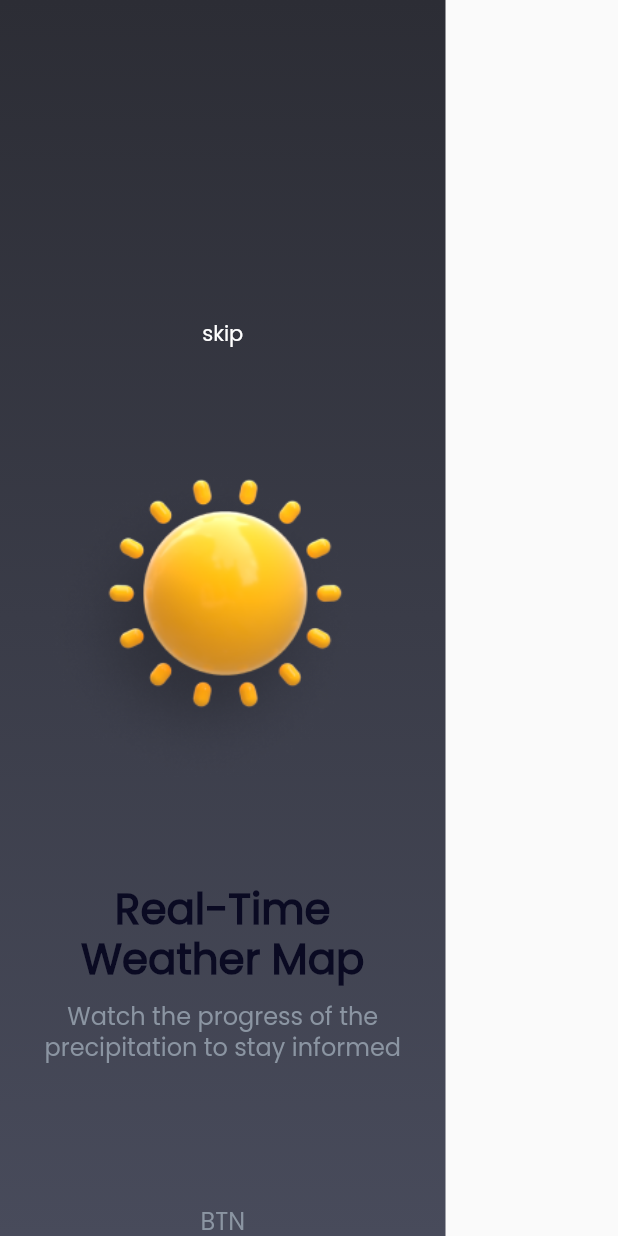
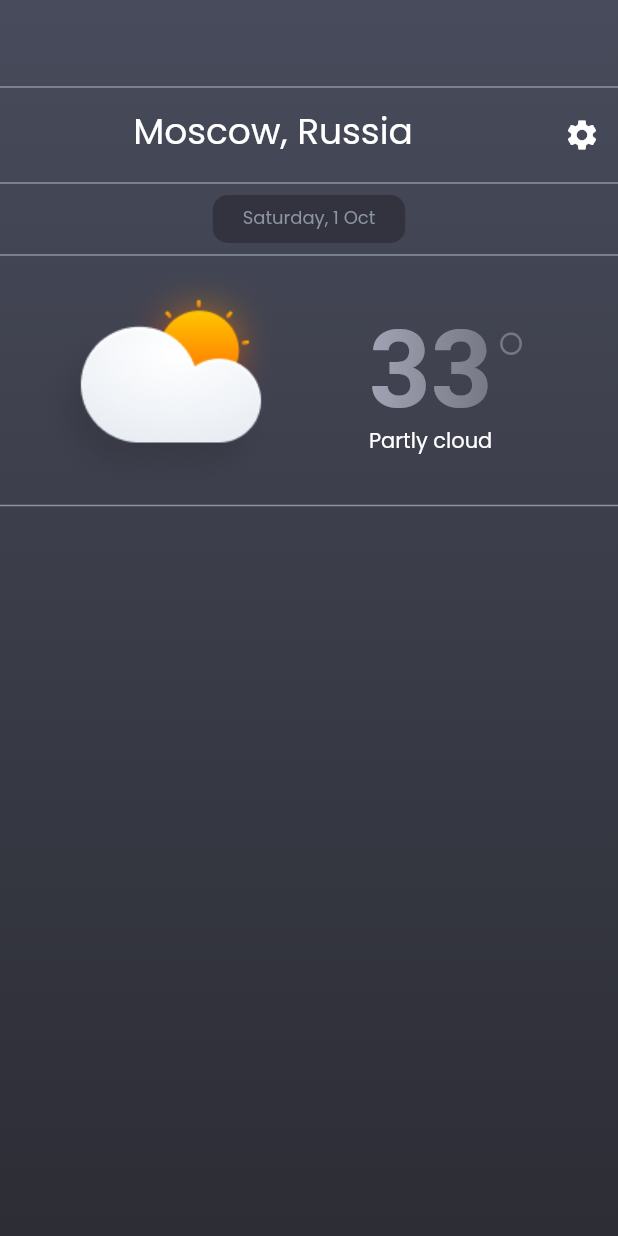
Before and after one commit to ALI-BABAI/weather_forecast_app, a Flutter app: the screen it shows after launch, on a phone screen of 412 x 824 dp. Run offline on Flutter 3.47's test engine with Material 2 defaults, Android fonts, the phone set to English and light mode, and no system bars; drawn by our look-alikes of simple_gradient_text.

Commit message:
Вёрстка главного экрана
-добавлена библиотека для градиентного цвета виджета Text;
-доработать элемент IconBotton(обработка перехода на экран настроек, отображение элемента при наведении и нажатии)

```diff
--- a/lib/main.dart
+++ b/lib/main.dart
@@ -1,7 +1,7 @@
 import 'package:flutter/material.dart';
 import 'package:weather_forecast_app/theme/text.dart';
 import 'theme/colors.dart';
-import 'screens/first_openning_screen.dart';
+import 'screens/home_screen.dart';
 
 void main() {
   runApp(const MaterialApp(
@@ -19,7 +19,7 @@ class InitializationScreen extends StatelessWidget {
     // Задержка в 2-3 секунды перед переходом
     Future.delayed(const Duration(seconds: 2), () {
       Navigator.of(context).pushReplacement(
-        MaterialPageRoute(builder: (context) => const FirstOpenningScreens()),
+        MaterialPageRoute(builder: (context) => const HomeScreen()),
       );
     });
 
--- a/lib/screens/first_openning_screen.dart
+++ b/lib/screens/first_openning_screen.dart
@@ -28,7 +28,7 @@ class FirstOpenningScreens extends StatelessWidget {
             ),
           ),
           const Expanded(
-            child: Image(
+            child:  Image(
                 image: AssetImage('assets/images/firsOpennigScreen1.png')),
           ),
           const SizedBox(height: 50),
--- /dev/null
+++ b/lib/screens/home_screen.dart
@@ -0,0 +1,116 @@
+import 'package:flutter/material.dart';
+import 'package:weather_forecast_app/theme/text.dart';
+import 'package:weather_forecast_app/theme/colors.dart';
+
+import 'package:simple_gradient_text/simple_gradient_text.dart'; //https://pub.dev/packages/simple_gradient_text
+
+class HomeScreen extends StatelessWidget {
+  const HomeScreen({super.key});
+
+  @override
+  Widget build(BuildContext context) {
+    return Scaffold(
+        body: Container(
+      decoration: const BoxDecoration(
+        gradient: LinearGradient(
+            colors: [Color(0xFF484B5B), Color(0xFF2C2D35)],
+            begin: Alignment.topCenter,
+            end: Alignment.bottomCenter,
+            tileMode: TileMode.decal),
+      ),
+      alignment: Alignment.center,
+      child: Column(
+        crossAxisAlignment: CrossAxisAlignment.stretch,
+        mainAxisAlignment: MainAxisAlignment.start,
+        children: [
+          const SizedBox(
+              height:
+                  50), // ГОВНОКОД (как сделать отступ от верхней части экрана?)
+          const Divider(color: grayColor, thickness: 1),
+          Row(
+            mainAxisAlignment: MainAxisAlignment.spaceBetween,
+            crossAxisAlignment: CrossAxisAlignment.center,
+            children: [
+              Expanded(
+                child: Text(
+                  'Moscow, Russia',
+                  style:
+                      poppinsRegularExtended(24, whiteColor, FontWeight.w500),
+                  textAlign: TextAlign.center,
+                ),
+              ),
+              const IconButton(
+                onPressed: settingButtonPressed,
+                icon: Icon(
+                  Icons.settings,
+                  color: whiteColor,
+                  size: 24,
+                ),
+              )
+            ],
+          ),
+          const Divider(color: grayColor, thickness: 1),
+          Row(
+            mainAxisAlignment: MainAxisAlignment.center,
+            children: [
+              Container(
+                padding:
+                    const EdgeInsets.symmetric(horizontal: 20, vertical: 10),
+                decoration: const BoxDecoration(
+                  color: Color(0xFF32333E),
+                  borderRadius: BorderRadius.all(Radius.circular(10)),
+                ),
+                child: Text(
+                  'Saturday, 1 Oct',
+                  style: poppinsRegularExtended(12, grayColor, FontWeight.w200),
+                ),
+              ),
+            ],
+          ),
+          const Divider(color: grayColor, thickness: 1),
+          Row(
+            crossAxisAlignment: CrossAxisAlignment.center,
+            mainAxisAlignment: MainAxisAlignment.spaceAround,
+            children: [
+              const Image(
+                image: AssetImage('assets/images/homeScreenMainWeather.png'),
+              ),
+              Container(
+                margin: const EdgeInsets.only(right: 30), // ГОВНОКОД
+                child: Column(
+                  crossAxisAlignment: CrossAxisAlignment.start,
+                  children: [
+                    Row(
+                      children: [
+                        GradientText('33',
+                            style: const TextStyle(
+                                fontSize: 72, fontWeight: FontWeight.w700),
+                            colors: const [
+                              Color(0xFFA2A4B5),
+                              Color(0xFF757784)
+                            ]),
+                        const Text('°',
+                            style: TextStyle(
+                                fontSize: 64,
+                                fontWeight: FontWeight.w200,
+                                color: Color(0xFF757784))),
+                      ],
+                    ),
+                    Text(
+                      'Partly cloud',
+                      style: poppinsRegularExtended(
+                          14, whiteColor, FontWeight.w300),
+                    )
+                  ],
+                ),
+              )
+            ],
+          ),
+          const Divider(color: grayColor, thickness: 1),
+        ],
+      ),
+    ));
+  }
+}
+
+void settingButtonPressed() {}
--- a/lib/theme/text.dart
+++ b/lib/theme/text.dart
@@ -1,4 +1,5 @@
 import 'package:flutter/material.dart';
+
 
 TextStyle poppinsRegularExtended(
     double fontSize, Color color, FontWeight fontWeight) {
--- a/pubspec.yaml
+++ b/pubspec.yaml
@@ -35,6 +35,7 @@ dependencies:
   # The following adds the Cupertino Icons font to your application.
   # Use with the CupertinoIcons class for iOS style icons.
   cupertino_icons: ^1.0.2
+  simple_gradient_text: ^1.3.0
 
 dev_dependencies:
   flutter_test:
```
Also changed, not shown: assets/images/homeScreenMainWeather.png (added), pubspec.lock.
